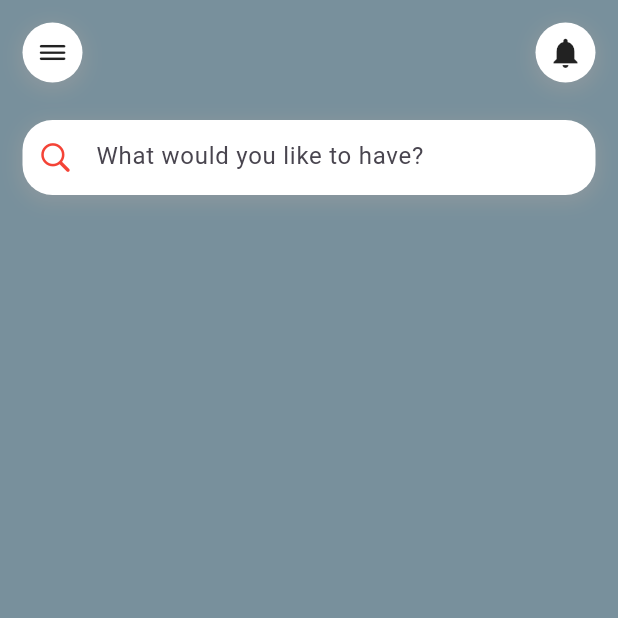
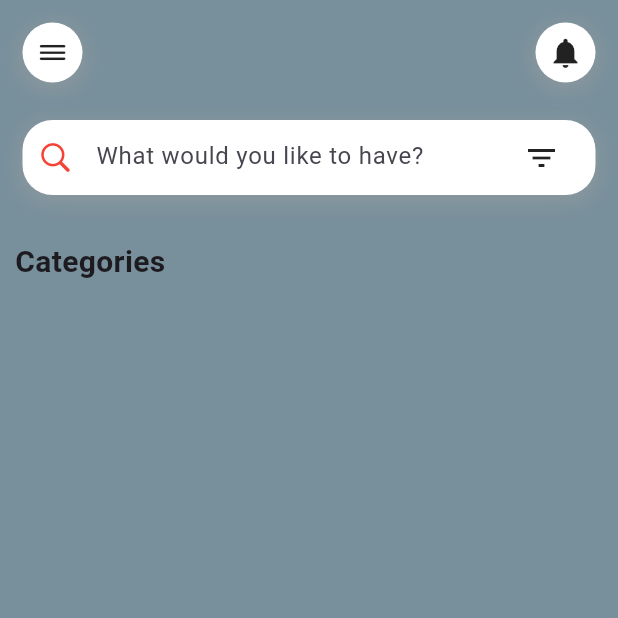
Before and after one commit to Katchietsnouva/family_health_app, a Flutter app: the screen it shows after launch, on a phone screen of 412 x 824 dp, the top half of it. Run offline on Flutter 3.47's test engine with Material 3 defaults, Android fonts, the phone set to English and light mode, and no system bars.

Commit message:
commit 0.7

```diff
--- a/lib/Pages/HomePage.dart
+++ b/lib/Pages/HomePage.dart
@@ -56,12 +56,23 @@ class HomePage extends StatelessWidget {
                       ),
                     ),
                   ),
-                ],),
+                  Icon(Icons.filter_list),
+                ],
+                ),
               ),
             ),
+
           ),
 
-          // ),
+          // CATEGORY
+          Padding(
+            padding: EdgeInsets.only(top: 20, left: 10),
+            child:  Text("Categories",
+            style: TextStyle(
+              fontWeight: FontWeight.bold,
+              fontSize: 20,
+            ),),
+          ),
 
 
         ],
```
